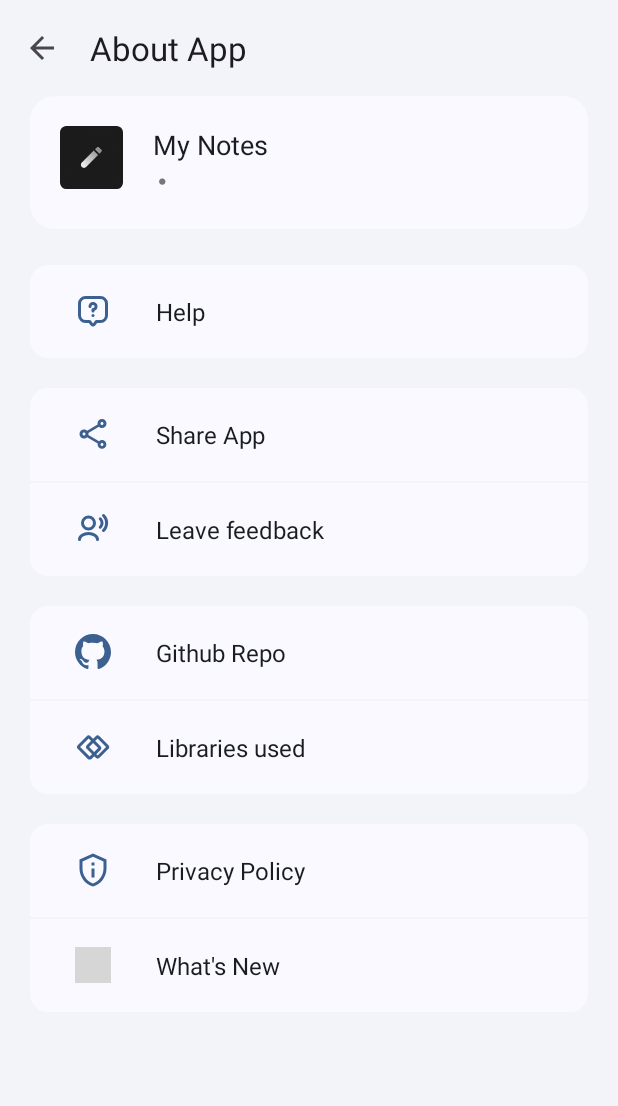
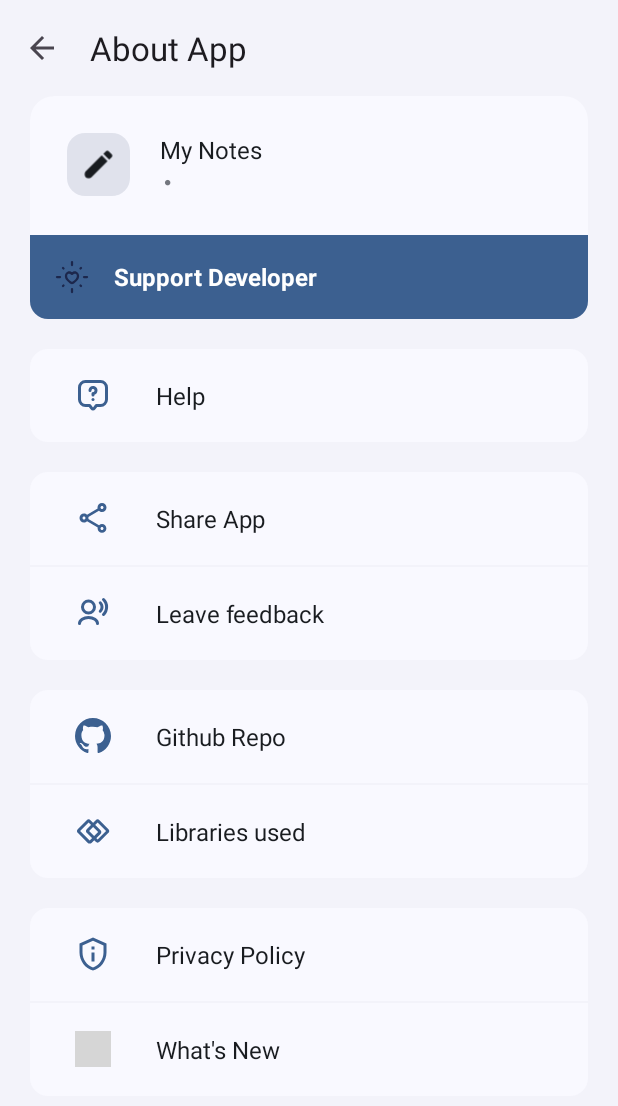
Before and after one commit to pasichDev/MyNotes, an Android app: the AboutActivity screen opened directly, with no data from a screen before it, on a phone screen of 412 x 824 dp. Shown: the top 1106 px of the screen. Run offline under Robolectric (Android 15) with nearby library versions, the phone set to English and light mode, and no system bars; our stand-ins replace Dagger/Hilt's generated code, Room's generated code, data binding; libraries missing offline, so code that uses them is left out: com.preference; 3 statements that could not run were skipped; grey boxes are pictures that could not be loaded.

Commit message:
#123 fix ui AboutActivity

```diff
--- a/app/src/main/java/com/pasich/mynotes/ui/view/activity/AboutActivity.java
+++ b/app/src/main/java/com/pasich/mynotes/ui/view/activity/AboutActivity.java
@@ -102,6 +102,10 @@ public class AboutActivity extends BaseActivity {
         startActivity(new Intent(this, ChangelogActivity.class));
     }
 
+    public void openSupportDev() {
+        startActivity(new Intent(this, SupportActivity.class));
+    }
+
     @Override
     public boolean onCreateOptionsMenu(Menu menu) {
         getMenuInflater().inflate(R.menu.menu_activity_toolbar, menu);
--- /dev/null
+++ b/app/src/main/res/drawable/bg_icon_square.xml
@@ -0,0 +1,8 @@
+<?xml version="1.0" encoding="utf-8"?>
+<shape xmlns:android="http://schemas.android.com/apk/res/android"
+    android:shape="rectangle">
+
+    <solid android:color="?attr/colorSurfaceContainerLow" />
+
+    <corners android:radius="12dp" />
+</shape>
--- /dev/null
+++ b/app/src/main/res/drawable/bg_item_accent_end.xml
@@ -0,0 +1,12 @@
+<?xml version="1.0" encoding="utf-8"?>
+<ripple xmlns:android="http://schemas.android.com/apk/res/android"
+    android:color="?attr/colorControlHighlight">
+
+    <item>
+        <shape android:shape="rectangle">
+            <solid android:color="?attr/colorPrimary" />
+
+            <corners android:bottomLeftRadius="12dp"   android:bottomRightRadius="12dp"/>
+        </shape>
+    </item>
+</ripple>
--- a/app/src/main/res/layout/activity_about.xml
+++ b/app/src/main/res/layout/activity_about.xml
@@ -39,8 +39,7 @@
                     android:layout_width="match_parent"
                     android:layout_height="wrap_content"
                     android:layout_marginHorizontal="20dp"
-                    android:layout_marginBottom="24dp"
-                    app:cardCornerRadius="16dp"
+                    app:shapeAppearanceOverlay="@style/CardTopRounded"
                     app:strokeWidth="0dp">
 
                     <LinearLayout
@@ -53,8 +52,13 @@
                         <com.google.android.material.imageview.ShapeableImageView
                             android:layout_width="42dp"
                             android:layout_height="42dp"
-                            android:src="@mipmap/ic_launcher"
-                            app:shapeAppearanceOverlay="@style/rounderIconApp" />
+                            android:src="@drawable/ic_splash_logo"
+                            android:scaleType="centerInside"
+                            android:backgroundTint="?attr/colorSurfaceVariant"
+                            android:background="@drawable/bg_icon_square"
+                            app:tint="?attr/colorOnSurface"
+                            app:shapeAppearanceOverlay="@style/IconRoundedShape"/>
+
 
                         <LinearLayout
                             android:layout_width="wrap_content"
@@ -67,7 +71,7 @@
                                 android:layout_height="match_parent"
                                 android:text="@string/app_name"
                                 android:textColor="?attr/colorOnSurface"
-                                android:textSize="18sp" />
+                                android:textSize="16sp" />
 
                             <TextView
                                 android:id="@+id/versionApp"
@@ -76,12 +80,49 @@
                                 android:paddingVertical="2dp"
                                 android:text="@string/developer"
                                 android:textColor="?attr/colorOutline"
-                                android:textSize="14sp" />
+                                android:textSize="12sp" />
                         </LinearLayout>
 
 
                     </LinearLayout>
+
                 </com.google.android.material.card.MaterialCardView>
+
+                <LinearLayout
+                    android:id="@+id/supportDev"
+                    android:layout_width="match_parent"
+                    android:layout_height="wrap_content"
+                    android:layout_marginHorizontal="20dp"
+                    android:background="@drawable/bg_item_accent_end"
+                    android:clickable="true"
+                    android:focusable="true"
+                    android:gravity="center_vertical"
+                    android:orientation="horizontal"
+                    android:onClick="@{()-> activity.openSupportDev()}"
+                    android:padding="16dp">
+
+                    <ImageView
+                        android:layout_width="24dp"
+                        android:layout_height="24dp"
+                        android:layout_marginEnd="16dp"
+                        android:contentDescription="@string/help_title"
+                        android:src="@drawable/ic_heart_support"
+                        app:tint="?attr/colorOnPrimary" />
+
+                    <TextView
+                        android:layout_width="wrap_content"
+                        android:layout_height="wrap_content"
+                        android:text="@string/supportDeveloper"
+                        android:textColor="?attr/colorOnPrimary"
+                        android:textSize="16sp"
+                        android:textStyle="bold" />
+                </LinearLayout>
+
+
+
+                <View
+                    android:layout_width="match_parent"
+                    android:layout_height="20dp" />
 
                 <LinearLayout
                     android:id="@+id/help"
--- a/app/src/main/res/values/styles.xml
+++ b/app/src/main/res/values/styles.xml
@@ -39,7 +39,6 @@
         <item name="cornerFamily">rounded</item>
         <item name="cornerSize">28dp</item>
     </style>
-    <!-- Toolbar title style -->
 
 
     <style name="fab_custom" parent="Widget.Material3.FloatingActionButton.Primary">
@@ -50,7 +49,6 @@
         <item name="elevation">7dp</item>
     </style>
 
-    <!-- Стиль для параграфа -->
 
     <!-- Позиционирование елементов в BottomSheetsDialog -->
     <style name="marginDialogItem">
@@ -121,9 +119,6 @@
         <item name="android:textColor">?attr/colorOnSurface</item>
     </style>
 
-    <style name="rounderIconApp">
-        <item name="cornerSize">10%</item>
-    </style>
 
     <style name="progressDialogRestore" parent="MaterialAlertDialog.Material3.Body.Text">
         <item name="android:windowCloseOnTouchOutside">false</item>
@@ -166,4 +161,16 @@
         <item name="android:layout_gravity">center_vertical</item>
     </style>
 
+    <style name="CardTopRounded">
+        <item name="cornerFamily">rounded</item>
+        <item name="cornerSizeTopLeft">16dp</item>
+        <item name="cornerSizeTopRight">16dp</item>
+        <item name="cornerSizeBottomLeft">0dp</item>
+        <item name="cornerSizeBottomRight">0dp</item>
+    </style>
+
+    <style name="IconRoundedShape">
+        <item name="cornerSize">10dp</item>
+    </style>
+
 </resources>
```
